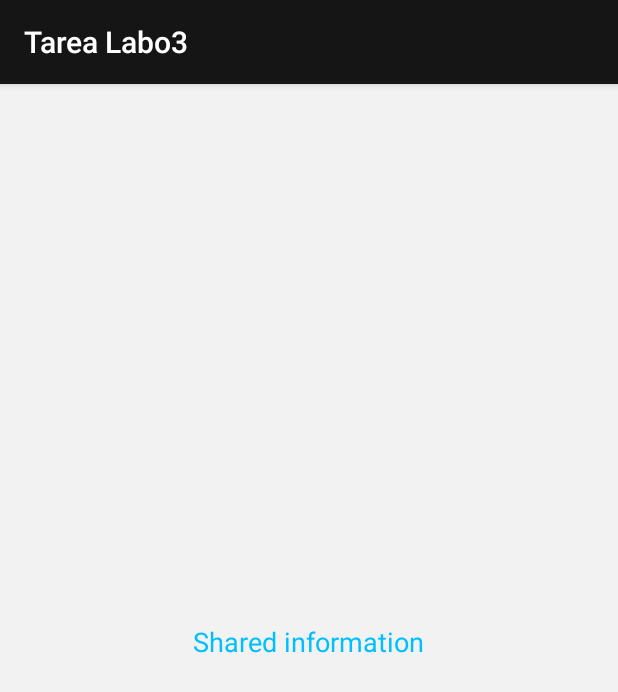
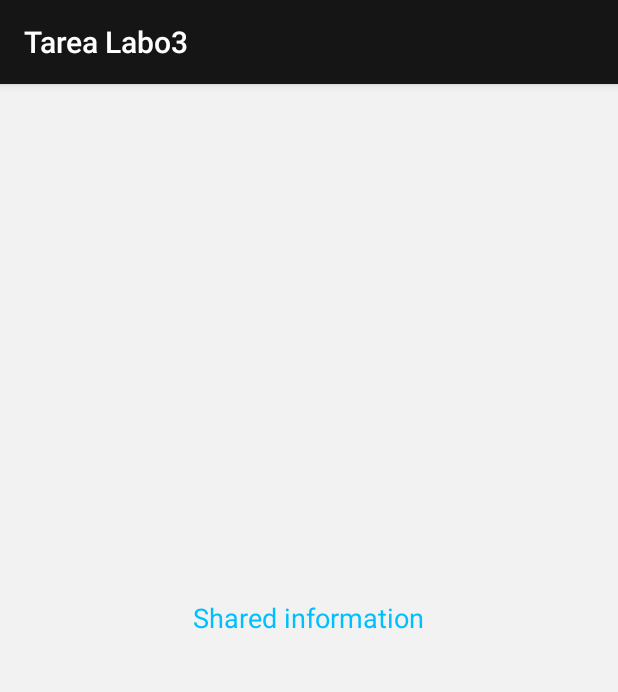
Before and after one commit to CarlosBeltranP/Labo3_PDM_ejercicio_00507511, an Android app: the ShareActivity screen opened directly, with no data from a screen before it, on a phone screen of 412 x 824 dp. Shown: the top 692 px of the screen. Run offline under Robolectric (Android 15) with nearby library versions, the phone set to English and light mode, and no system bars.

Commit message:
Tarea Finalizada!  - Oculta contraseña  - Mayor margen a texto compartido

```diff
--- a/app/src/main/res/layout/activity_main.xml
+++ b/app/src/main/res/layout/activity_main.xml
@@ -23,7 +23,8 @@
         android:layout_height="wrap_content"
         android:gravity="center"
         android:hint="Password"
-        android:layout_margin="@dimen/medium_gap"/>
+        android:layout_margin="@dimen/medium_gap"
+        android:inputType="textPassword"/>
 
     <EditText
         android:id="@+id/et_email"
--- a/app/src/main/res/layout/activity_share.xml
+++ b/app/src/main/res/layout/activity_share.xml
@@ -23,6 +23,7 @@
         android:layout_height="wrap_content"
         android:layout_gravity="center"
         android:textSize="@dimen/medium_text"
-        android:textColor="@color/color_black"/>
+        android:textColor="@color/color_black"
+        android:layout_margin="@dimen/medium_gap"/>
 
 </LinearLayout>
```
